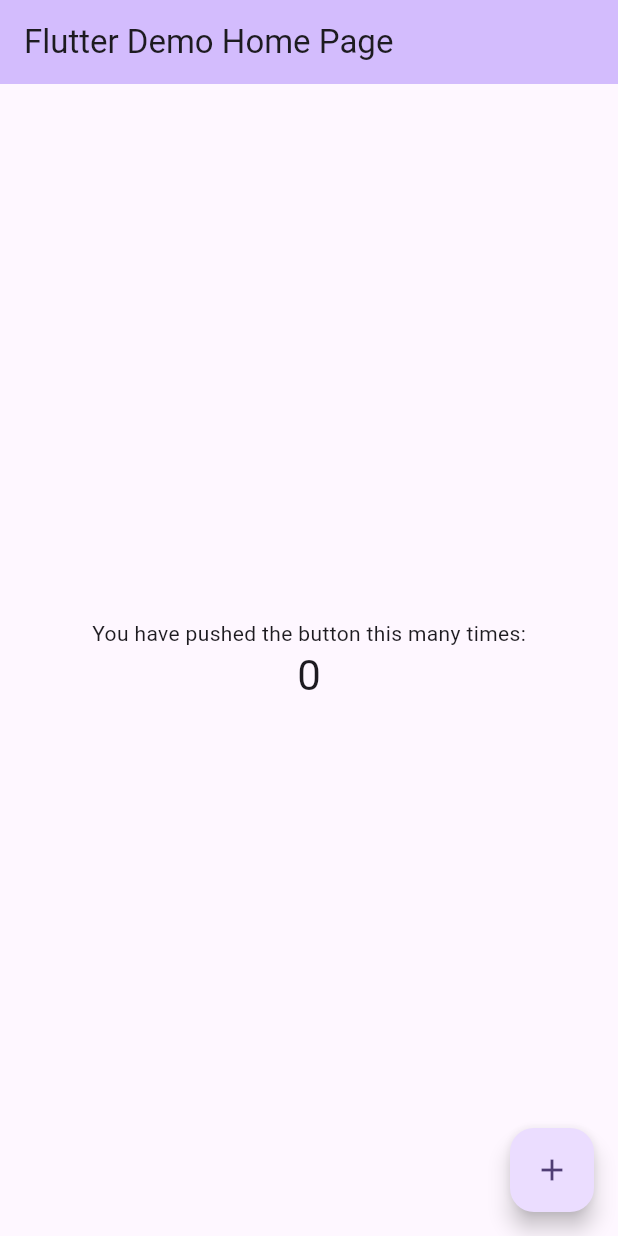
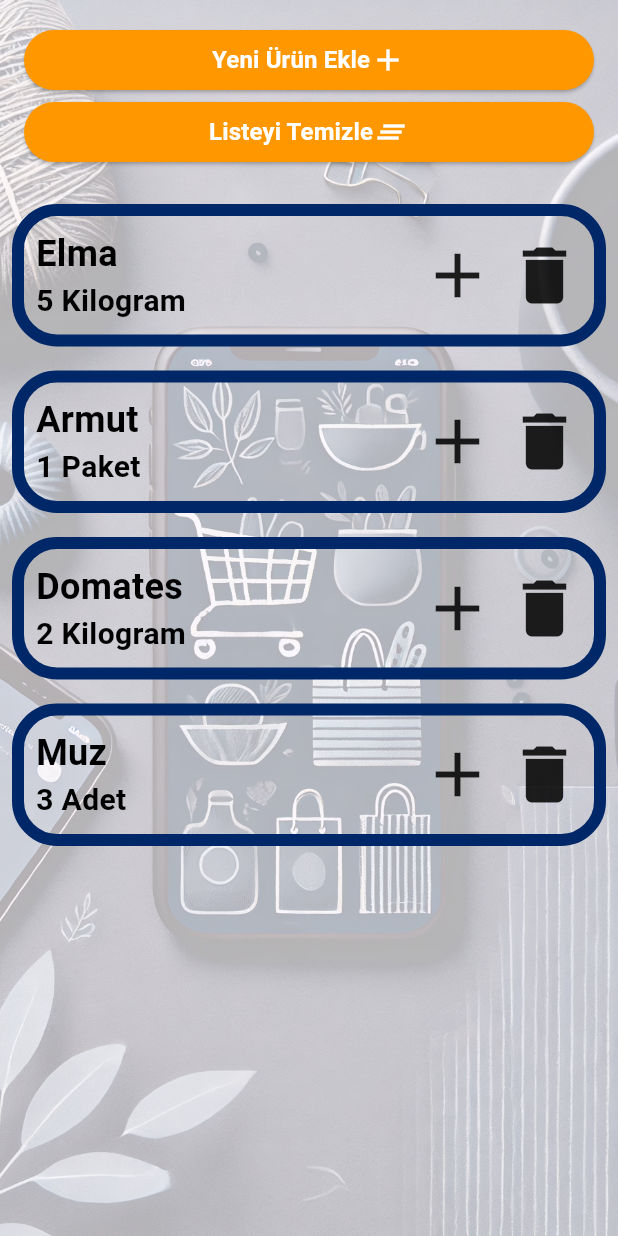
Before and after one commit to mhmthn24/flutter_shoppingList, a Flutter app: the screen it shows after launch, on a phone screen of 412 x 824 dp. Run offline on Flutter 3.47's test engine with Material 3 defaults, Android fonts, the phone set to English and light mode, and no system bars; our stand-ins replace fluttertoast.

```diff
--- /dev/null
+++ b/lib/MainPage.dart
@@ -0,0 +1,219 @@
+import 'package:flutter/material.dart';
+import 'package:flutter_shopping/Urun.dart';
+import 'package:fluttertoast/fluttertoast.dart';
+
+class Mainpage extends StatefulWidget {
+  @override
+  State<Mainpage> createState() => _MainpageState();
+}
+
+class _MainpageState extends State<Mainpage> {
+  /*
+    Ana Listeleme Ekranı
+   */
+  List<Urun> urunListesi = [
+    Urun(urun_id: 1, urun_adi: "Elma", urun_birim: "Kilogram", urun_adet: 5),
+    Urun(urun_id: 2, urun_adi: "Armut", urun_birim: "Paket", urun_adet: 1),
+    Urun(urun_id: 3, urun_adi: "Domates", urun_birim: "Kilogram", urun_adet: 2),
+    Urun(urun_id: 4, urun_adi: "Muz", urun_birim: "Adet", urun_adet: 3),
+  ];
+
+  @override
+  Widget build(BuildContext context) {
+    return SafeArea(
+      child: Scaffold(
+        body: Stack(
+          children: [
+            Opacity(
+              opacity: 0.3,
+              child: Container(
+                decoration: BoxDecoration(
+                  image: DecorationImage(
+                    image: AssetImage("assets/images/alisveris.webp"),
+                    fit: BoxFit.cover
+                  )
+                ),
+              ),
+            ),
+            Column(
+              children: [
+                Container(
+                  padding: EdgeInsets.all(8),
+                  margin: EdgeInsets.all(8),
+                  child: Column(
+                    children: [
+                      ElevatedButton(
+                        onPressed: (){},
+                        style: ElevatedButton.styleFrom(
+                          backgroundColor: Colors.orange,
+                          foregroundColor: Colors.white
+                        ),
+                        child: Row(
+                          mainAxisSize: MainAxisSize.max,
+                          mainAxisAlignment: MainAxisAlignment.center,
+                          children: [
+                            Text(
+                              "Yeni Ürün Ekle",
+                              style: TextStyle(
+                                fontSize: 16,
+                                fontWeight: FontWeight.bold
+                              ),
+                            ),
+                            Icon(
+                              Icons.add,
+                              color: Colors.white,
+                              size: 24,
+                            )
+                          ],
+                        ),
+                      ),
+                      ElevatedButton(
+                        onPressed: (){
+                          Fluttertoast.showToast(
+                            msg: "Listeyi temizlemek için uzun basınız",
+                            toastLength: Toast.LENGTH_SHORT,
+                            gravity: ToastGravity.BOTTOM,
+                            backgroundColor: Color(0xFF002767),
+                            textColor: Colors.white
+                          );
+                        },
+                        onLongPress: (){
+                          setState(() {
+                            urunListesi.clear();
+                          });
+                        },
+                        style: ElevatedButton.styleFrom(
+                            backgroundColor: Colors.orange,
+                            foregroundColor: Colors.white
+                        ),
+                        child: Row(
+                          mainAxisSize: MainAxisSize.max,
+                          mainAxisAlignment: MainAxisAlignment.center,
+                          children: [
+                            Text(
+                              "Listeyi Temizle",
+                              style: TextStyle(
+                                  fontSize: 16,
+                                  fontWeight: FontWeight.bold
+                              ),
+                            ),
+                            Icon(
+                              Icons.clear_all,
+                              color: Colors.white,
+                              size: 24,
+                            )
+                          ],
+                        ),
+                      ),
+                    ],
+                  ),
+                ),
+
+                Expanded(
+                  child: ListView.builder(
+                    itemCount: urunListesi.length,
+                    itemBuilder: urunListeleme,
+                  ),
+                )
+              ],
+            )
+          ],
+        ),
+      )
+    );
+  }
+
+  Widget urunListeleme(
+      BuildContext context,
+      int index,
+  ){
+    return Column(
+      mainAxisAlignment: MainAxisAlignment.center,
+      mainAxisSize: MainAxisSize.max,
+      children: [
+        Container(
+          padding: EdgeInsets.all(8),
+          margin: EdgeInsets.all(8),
+          decoration: BoxDecoration(
+              border: Border.all(color: Color(0xFF002767), width: 8),
+              borderRadius: BorderRadius.circular(30)
+          ),
+          child: Row(
+            mainAxisAlignment: MainAxisAlignment.spaceBetween,
+            mainAxisSize: MainAxisSize.max,
+            children: [
+              Column(
+                crossAxisAlignment: CrossAxisAlignment.start,
+                children: [
+                  Text(
+                    urunListesi[index].urun_adi,
+                    style: TextStyle(
+                      fontWeight: FontWeight.bold,
+                      fontSize: 24,
+                      decoration: urunListesi[index].urun_alindi
+                          ? TextDecoration.lineThrough
+                          : TextDecoration.none,
+                      color: urunListesi[index].urun_alindi
+                        ? Colors.grey
+                        : Colors.black
+                    ),
+                  ),
+                  Text(
+                    "${urunListesi[index].urun_adet.toString()} "
+                        "${urunListesi[index].urun_birim}",
+                    style: TextStyle(
+                      fontWeight: FontWeight.bold,
+                      fontSize: 20,
+                      decoration: urunListesi[index].urun_alindi
+                        ? TextDecoration.lineThrough
+                        : TextDecoration.none,
+                      color: urunListesi[index].urun_alindi
+                        ? Colors.grey
+                        : Colors.black
+                    ),
+                  ),
+                ],
+              ),
+              Row(
+                children: [
+                  GestureDetector(
+                    onTap: (){
+                      setState(() {
+                        urunListesi[index].urun_alindi = !urunListesi[index].urun_alindi;
+                      });
+                    },
+                    child: Icon(
+                      urunListesi[index].urun_alindi ? Icons.undo : Icons.add,
+                      size: 50,
+                    ),
+                  ),
+                  SizedBox(width: 8,),
+                  GestureDetector(
+                    onTap: (){
+                      Fluttertoast.showToast(
+                        msg: "Silmek için uzun basınız",
+                        toastLength: Toast.LENGTH_SHORT,
+                        gravity: ToastGravity.BOTTOM,
+                        backgroundColor: Color(0xFF002767),
+                        textColor: Colors.white
+                      );
+                    },
+                    onLongPress: (){
+                      setState(() {
+                        urunListesi.remove(urunListesi[index]);
+                      });
+                    },
+                    child: Icon(
+                      Icons.delete,
+                      size: 50,
+                    ),
+                  ),
+                ],
+              )
+            ],
+          ),
+        )
+      ],
+    );
+  }
+}
--- /dev/null
+++ b/lib/Urun.dart
@@ -0,0 +1,16 @@
+class Urun{
+  int urun_id;
+  String urun_adi;
+  int urun_adet;
+  String urun_birim;
+  bool urun_alindi;
+
+  Urun({
+    required this.urun_id,
+    required this.urun_adi,
+    this.urun_adet = 1,
+    required this.urun_birim,
+    this.urun_alindi = false,
+  });
+
+}
--- a/lib/main.dart
+++ b/lib/main.dart
@@ -1,4 +1,5 @@
 import 'package:flutter/material.dart';
+import 'package:flutter_shopping/MainPage.dart';
 
 void main() {
   runApp(const MyApp());
@@ -11,115 +12,7 @@ class MyApp extends StatelessWidget {
   @override
   Widget build(BuildContext context) {
     return MaterialApp(
-      title: 'Flutter Demo',
-      theme: ThemeData(
-        // This is the theme of your application.
-        //
-        // TRY THIS: Try running your application with "flutter run". You'll see
-        // the application has a purple toolbar. Then, without quitting the app,
-        // try changing the seedColor in the colorScheme below to Colors.green
-        // and then invoke "hot reload" (save your changes or press the "hot
-        // reload" button in a Flutter-supported IDE, or press "r" if you used
-        // the command line to start the app).
-        //
-        // Notice that the counter didn't reset back to zero; the application
-        // state is not lost during the reload. To reset the state, use hot
-        // restart instead.
-        //
-        // This works for code too, not just values: Most code changes can be
-        // tested with just a hot reload.
-        colorScheme: ColorScheme.fromSeed(seedColor: Colors.deepPurple),
-        useMaterial3: true,
-      ),
-      home: const MyHomePage(title: 'Flutter Demo Home Page'),
+      home: Mainpage(),
     );
   }
 }
-
-class MyHomePage extends StatefulWidget {
-  const MyHomePage({super.key, required this.title});
-
-  // This widget is the home page of your application. It is stateful, meaning
-  // that it has a State object (defined below) that contains fields that affect
-  // how it looks.
-
-  // This class is the configuration for the state. It holds the values (in this
-  // case the title) provided by the parent (in this case the App widget) and
-  // used by the build method of the State. Fields in a Widget subclass are
-  // always marked "final".
-
-  final String title;
-
-  @override
-  State<MyHomePage> createState() => _MyHomePageState();
-}
-
-class _MyHomePageState extends State<MyHomePage> {
-  int _counter = 0;
-
-  void _incrementCounter() {
-    setState(() {
-      // This call to setState tells the Flutter framework that something has
-      // changed in this State, which causes it to rerun the build method below
-      // so that the display can reflect the updated values. If we changed
-      // _counter without calling setState(), then the build method would not be
-      // called again, and so nothing would appear to happen.
-      _counter++;
-    });
-  }
-
-  @override
-  Widget build(BuildContext context) {
-    // This method is rerun every time setState is called, for instance as done
-    // by the _incrementCounter method above.
-    //
-    // The Flutter framework has been optimized to make rerunning build methods
-    // fast, so that you can just rebuild anything that needs updating rather
-    // than having to individually change instances of widgets.
-    return Scaffold(
-      appBar: AppBar(
-        // TRY THIS: Try changing the color here to a specific color (to
-        // Colors.amber, perhaps?) and trigger a hot reload to see the AppBar
-        // change color while the other colors stay the same.
-        backgroundColor: Theme.of(context).colorScheme.inversePrimary,
-        // Here we take the value from the MyHomePage object that was created by
-        // the App.build method, and use it to set our appbar title.
-        title: Text(widget.title),
-      ),
-      body: Center(
-        // Center is a layout widget. It takes a single child and positions it
-        // in the middle of the parent.
-        child: Column(
-          // Column is also a layout widget. It takes a list of children and
-          // arranges them vertically. By default, it sizes itself to fit its
-          // children horizontally, and tries to be as tall as its parent.
-          //
-          // Column has various properties to control how it sizes itself and
-          // how it positions its children. Here we use mainAxisAlignment to
-          // center the children vertically; the main axis here is the vertical
-          // axis because Columns are vertical (the cross axis would be
-          // horizontal).
-          //
-          // TRY THIS: Invoke "debug painting" (choose the "Toggle Debug Paint"
-          // action in the IDE, or press "p" in the console), to see the
-          // wireframe for each widget.
-          mainAxisAlignment: MainAxisAlignment.center,
-          children: <Widget>[
-            const Text(
-              'You have pushed the button this many times:',
-            ),
-            Text(
-              '$_counter',
-              style: Theme.of(context).textTheme.headlineMedium,
-            ),
-          ],
-        ),
-      ),
-      floatingActionButton: FloatingActionButton(
-        onPressed: _incrementCounter,
-        tooltip: 'Increment',
-        child: const Icon(Icons.add),
-      ), // This trailing comma makes auto-formatting nicer for build methods.
-    );
-  }
-}
```
Also changed, not shown: pubspec.yaml (+6 -2 lines), assets/alisveris.webp (added), assets/images/alisveris.webp (added), pubspec.lock, 3 other files.
